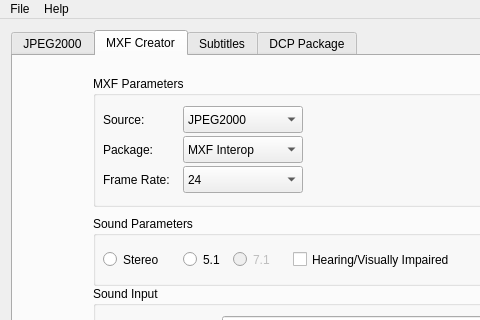
Qt form gui/mainwindow.ui (mamay/OpenDCP) before a commit; both pictures show x 0 to 480 and y 0 to 320 of the 800 by 768 pixel window.
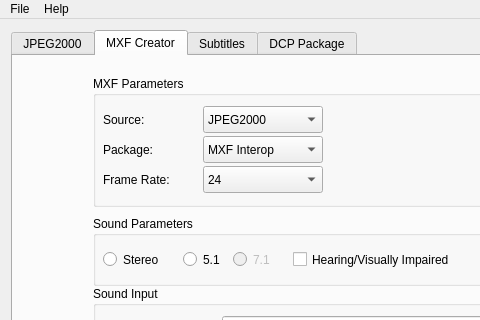
The same form after that commit. The open tabs and pages were chosen to show the change. Icons and pictures are not drawn.

```diff
--- a/gui/mainwindow.ui
+++ b/gui/mainwindow.ui
@@ -999,7 +999,7 @@
             <rect>
              <x>10</x>
              <y>60</y>
-             <width>62</width>
+             <width>90</width>
              <height>27</height>
             </rect>
            </property>
@@ -1010,7 +1010,7 @@
           <widget class="QComboBox" name="mxfTypeComboBox">
            <property name="geometry">
             <rect>
-             <x>90</x>
+             <x>110</x>
              <y>60</y>
              <width>120</width>
              <height>27</height>
@@ -1032,7 +1032,7 @@
             <rect>
              <x>10</x>
              <y>90</y>
-             <width>80</width>
+             <width>90</width>
              <height>27</height>
             </rect>
            </property>
@@ -1043,7 +1043,7 @@
           <widget class="QComboBox" name="mxfFrameRateComboBox">
            <property name="geometry">
             <rect>
-             <x>90</x>
+             <x>110</x>
              <y>90</y>
              <width>120</width>
              <height>27</height>
@@ -1085,7 +1085,7 @@
             <rect>
              <x>10</x>
              <y>30</y>
-             <width>62</width>
+             <width>90</width>
              <height>27</height>
             </rect>
            </property>
@@ -1096,7 +1096,7 @@
           <widget class="QComboBox" name="mxfSourceTypeComboBox">
            <property name="geometry">
             <rect>
-             <x>90</x>
+             <x>110</x>
              <y>30</y>
              <width>120</width>
              <height>27</height>
```
